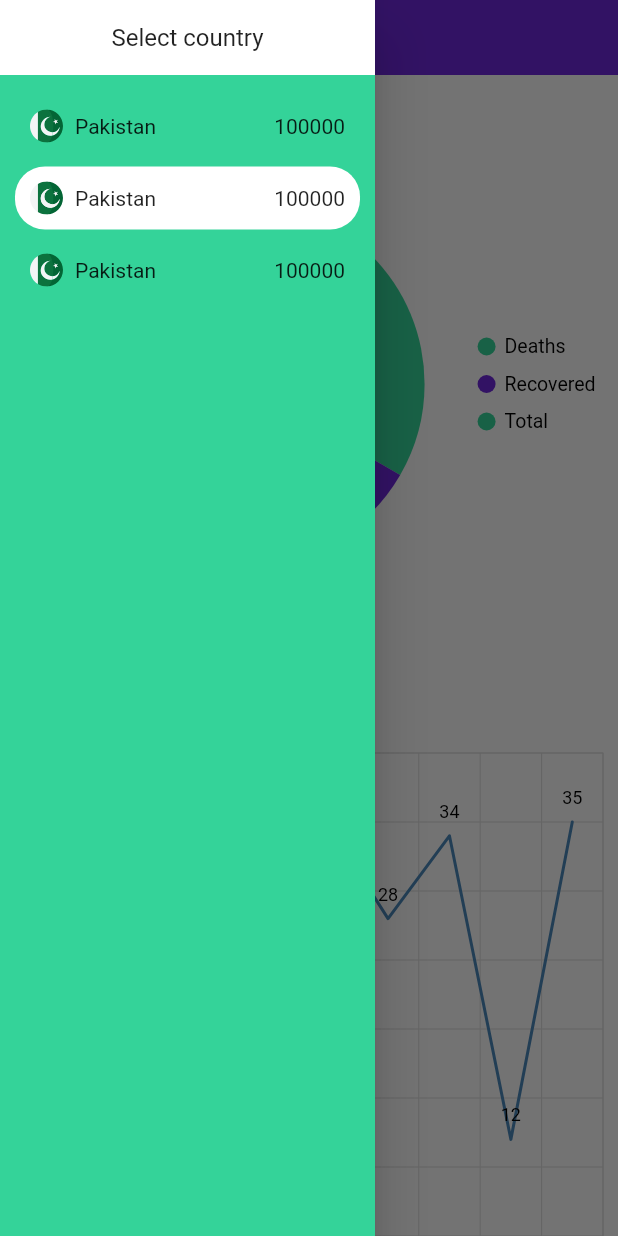
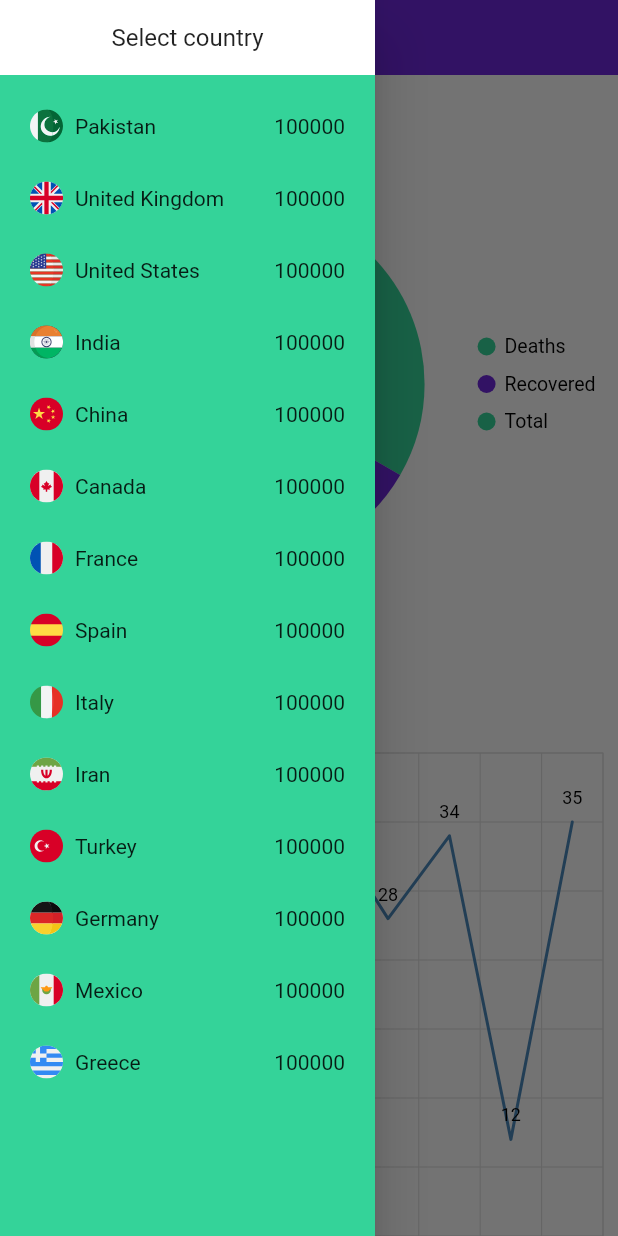
Before and after one commit to izaanjahangir/covid-tracker-flutter, a Flutter app: the screen it shows after launch, with the side drawer open, on a phone screen of 412 x 824 dp. Run offline on Flutter 3.47's test engine with Material 2 defaults, Android fonts, the phone set to English and light mode, and no system bars; drawn by our look-alikes of touchable_opacity; our stand-ins replace flutter_svg, syncfusion_flutter_charts.

```diff
--- a/lib/components/app_drawer/app_drawer.dart
+++ b/lib/components/app_drawer/app_drawer.dart
@@ -1,8 +1,14 @@
 import 'package:covid_tracker/components/app_drawer/app_drawer_item.dart';
+import 'package:covid_tracker/config/constants.dart';
+import 'package:covid_tracker/models/country.dart';
 import "package:flutter/material.dart";
 import "package:covid_tracker/config/theme_colors.dart";
 
 class AppDrawer extends StatelessWidget {
+  final List<Country> countries;
+
+  AppDrawer({this.countries});
+
   @override
   Widget build(BuildContext context) {
     return Container(
@@ -26,9 +32,13 @@ class AppDrawer extends StatelessWidget {
                 child: SingleChildScrollView(
                   child: Column(
                     children: [
-                      AppDrawerItem(),
-                      AppDrawerItem(active: true),
-                      AppDrawerItem(),
+                      ...countries
+                          .asMap()
+                          .entries
+                          .map((e) => AppDrawerItem(
+                                country: e.value,
+                              ))
+                          .toList()
                     ],
                   ),
                 )),
--- a/lib/components/app_drawer/app_drawer_item.dart
+++ b/lib/components/app_drawer/app_drawer_item.dart
@@ -1,11 +1,13 @@
+import 'package:covid_tracker/models/country.dart';
 import "package:flutter/material.dart";
 import "package:covid_tracker/config/theme_colors.dart";
 import 'package:flutter_svg/flutter_svg.dart';
 
 class AppDrawerItem extends StatelessWidget {
   final bool active;
+  final Country country;
 
-  AppDrawerItem({this.active = false});
+  AppDrawerItem({this.active = false, this.country});
 
   @override
   Widget build(BuildContext context) {
@@ -25,13 +27,13 @@ class AppDrawerItem extends StatelessWidget {
                 Expanded(
                   child: Row(
                     children: [
-                      SvgPicture.asset("assets/icons/pakistan.svg",
-                          width: 22, semanticsLabel: 'pakistan'),
+                      SvgPicture.asset(country.flag,
+                          width: 22, semanticsLabel: country.code),
                       SizedBox(
                         width: 8,
                       ),
                       Text(
-                        "Pakistan",
+                        country.name,
                         style: TextStyle(fontSize: 14),
                       ),
                     ],
--- a/lib/config/constants.dart
+++ b/lib/config/constants.dart
@@ -1,7 +1,7 @@
 import 'package:covid_tracker/models/country.dart';
 
 class Constants {
-  static final flag = [
+  static final supportedCountries = [
     Country(name: "Pakistan", code: "PAK", flag: "assets/icons/pakistan.svg"),
     Country(name: "United Kingdom", code: "GBR", flag: "assets/icons/uk.svg"),
     Country(name: "United States", code: "USA", flag: "assets/icons/us.svg"),
--- a/lib/screens/home/home.dart
+++ b/lib/screens/home/home.dart
@@ -2,6 +2,8 @@ import 'package:covid_tracker/components/app_drawer/app_drawer.dart';
 import 'package:covid_tracker/components/app_header/app_header.dart';
 import 'package:covid_tracker/components/line_chart/line_chart.dart';
 import 'package:covid_tracker/components/pie_chart/pie_chart.dart';
+import 'package:covid_tracker/config/constants.dart';
+import 'package:covid_tracker/models/country.dart';
 import 'package:covid_tracker/utils/responsive.dart';
 import "package:flutter/material.dart";
 
@@ -11,31 +13,37 @@ class SalesData {
   final double sales;
 }
 
-class Home extends StatelessWidget {
+class Home extends StatefulWidget {
+  @override
+  _HomeState createState() => _HomeState();
+}
+
+class _HomeState extends State<Home> {
   @override
   Widget build(BuildContext context) {
     final size = MediaQuery.of(context).size;
     final double drawerWidth = size.width;
+    final List<Country> countries = Constants.supportedCountries;
+
+    Widget getAppDrawer() {
+      return Container(
+        width: drawerWidth > 250 ? 250 : drawerWidth,
+        child: Drawer(
+          child: AppDrawer(
+            countries: countries,
+          ),
+        ),
+      );
+    }
 
     return SafeArea(
       child: Scaffold(
-        drawer: Responsive.isDesktop(context)
-            ? null
-            : Container(
-                width: drawerWidth > 250 ? 250 : drawerWidth,
-                child: Drawer(
-                  child: AppDrawer(),
-                ),
-              ),
+        drawer: Responsive.isDesktop(context) ? null : getAppDrawer(),
         body: Container(
           child: Row(
             crossAxisAlignment: CrossAxisAlignment.start,
             children: [
-              if (Responsive.isDesktop(context))
-                Container(
-                  width: drawerWidth > 250 ? 250 : drawerWidth,
-                  child: AppDrawer(),
-                ),
+              if (Responsive.isDesktop(context)) getAppDrawer(),
               Expanded(
                 child: SingleChildScrollView(
                   child: Column(
```
Also changed, not shown: assets/icons/china.svg, 1 other file.
